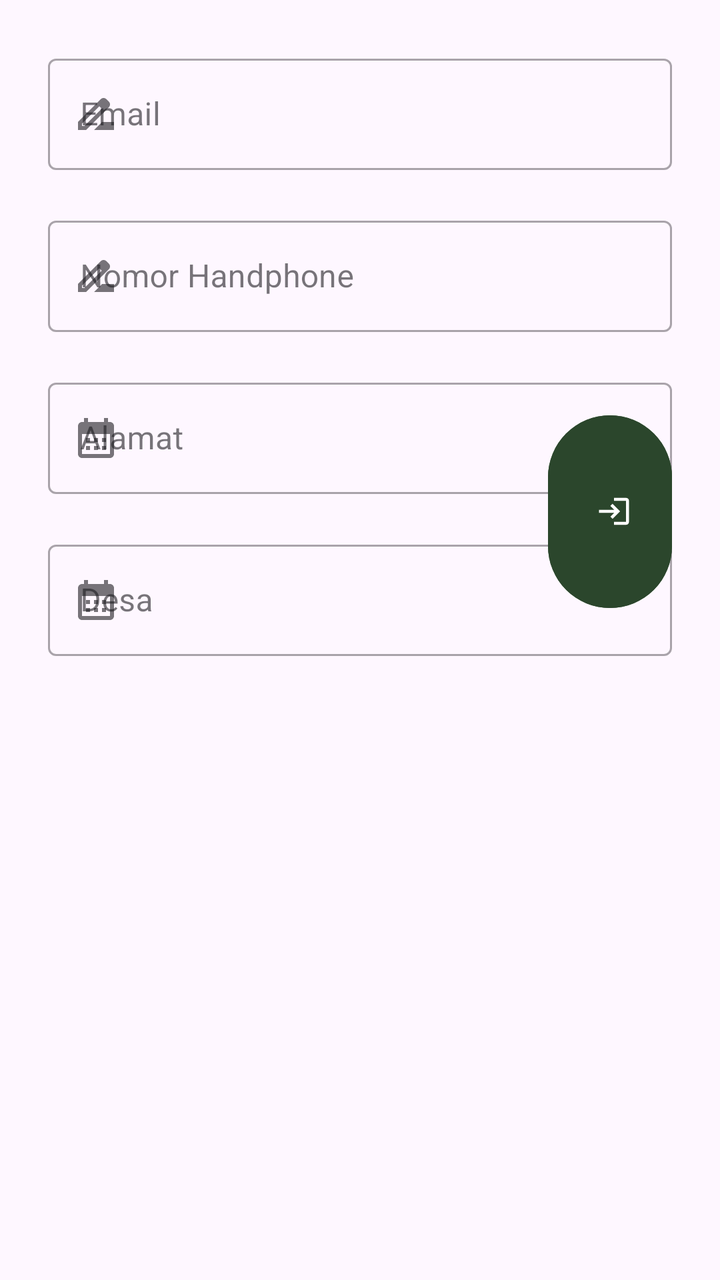
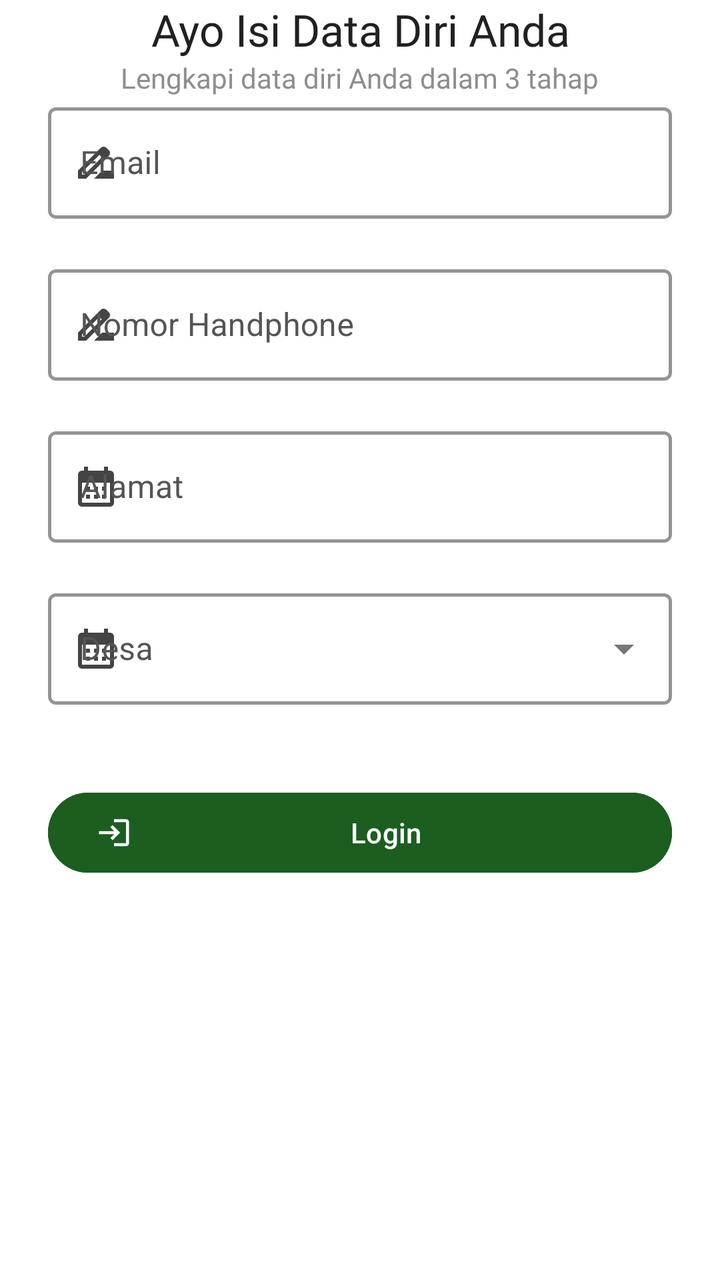

The first picture is an Android layout as it rendered before a commit; the second is the same layout after the commit. The layout source and the unified diff follow.
<!-- AndroidManifest.xml: application theme Theme.Notasawit -->
<!-- res/layout/fragment_data_diri2.xml -->
<?xml version="1.0" encoding="utf-8"?>
<androidx.constraintlayout.widget.ConstraintLayout xmlns:android="http://schemas.android.com/apk/res/android"
    xmlns:tools="http://schemas.android.com/tools"
    android:layout_width="match_parent"
    android:layout_height="match_parent"
    xmlns:app="http://schemas.android.com/apk/res-auto"
    android:padding="24dp"
    tools:context=".Autentikasi.Daftar.DataDiri.DataDiri2Fragment">


    <com.google.android.material.textfield.TextInputLayout
        android:id="@+id/EmailLayout"
        style="@style/Widget.MaterialComponents.TextInputLayout.OutlinedBox"
        android:layout_width="match_parent"
        android:layout_height="wrap_content"
        android:layout_marginHorizontal="0dp"
        android:hint="Email"
        app:layout_constraintEnd_toEndOf="parent"
        app:layout_constraintStart_toStartOf="parent"
        app:layout_constraintTop_toTopOf="parent"
        app:startIconDrawable="@drawable/ic_name">

        <com.google.android.material.textfield.TextInputEditText
            android:id="@+id/etEmail"
            android:layout_width="match_parent"
            android:layout_height="wrap_content"
            android:inputType="textEmailAddress" />
    </com.google.android.material.textfield.TextInputLayout>

    
    <com.google.android.material.textfield.TextInputLayout
        android:id="@+id/NomorHandphoneLayout"
        style="@style/Widget.MaterialComponents.TextInputLayout.OutlinedBox"
        android:layout_width="match_parent"
        android:layout_height="wrap_content"
        android:layout_marginHorizontal="0dp"
        android:layout_marginTop="20dp"
        android:hint="Nomor Handphone"
        app:layout_constraintEnd_toEndOf="parent"
        app:layout_constraintStart_toStartOf="parent"
        app:layout_constraintTop_toBottomOf="@+id/EmailLayout"
        app:startIconDrawable="@drawable/ic_name">

        <com.google.android.material.textfield.TextInputEditText
            android:id="@+id/etNomorHandphone"
            android:layout_width="match_parent"
            android:layout_height="wrap_content"
            android:inputType="textEmailAddress" />
    </com.google.android.material.textfield.TextInputLayout>


    <com.google.android.material.textfield.TextInputLayout
        android:id="@+id/AlamatLayout"
        style="@style/Widget.MaterialComponents.TextInputLayout.OutlinedBox"
        android:layout_width="match_parent"
        android:layout_height="wrap_content"
        android:layout_marginHorizontal="0dp"
        android:layout_marginTop="20dp"
        android:hint="Alamat"
        app:layout_constraintEnd_toEndOf="parent"
        app:layout_constraintStart_toStartOf="parent"
        app:layout_constraintTop_toBottomOf="@+id/NomorHandphoneLayout"
        app:startIconDrawable="@drawable/ic_calendar_month">

        <com.google.android.material.textfield.TextInputEditText
            android:id="@+id/etAlamat"
            android:layout_width="match_parent"
            android:layout_height="wrap_content"
            android:inputType="textEmailAddress" />
    </com.google.android.material.textfield.TextInputLayout>

    
    <com.google.android.material.textfield.TextInputLayout
        android:id="@+id/DesaLayout"
        style="@style/Widget.MaterialComponents.TextInputLayout.OutlinedBox"
        android:layout_width="match_parent"
        android:layout_height="wrap_content"
        android:layout_marginHorizontal="0dp"
        android:layout_marginTop="20dp"
        android:hint="Desa"
        app:layout_constraintEnd_toEndOf="parent"
        app:layout_constraintStart_toStartOf="parent"
        app:layout_constraintTop_toBottomOf="@+id/AlamatLayout"
        app:startIconDrawable="@drawable/ic_calendar_month">

        <com.google.android.material.textfield.TextInputEditText
            android:id="@+id/etDesa"
            android:layout_width="match_parent"
            android:layout_height="wrap_content"
            android:inputType="textEmailAddress" />
    </com.google.android.material.textfield.TextInputLayout>

    <com.google.android.material.button.MaterialButton
        android:id="@+id/btnNext"
        android:layout_width="match_parent"
        android:layout_height="wrap_content"
        android:layout_marginLeft="250dp"
        android:layout_marginBottom="308dp"
        android:backgroundTint="@color/agri_green_dark"
        android:text="Login"
        app:icon="@drawable/ic_login"
        app:layout_constraintBottom_toBottomOf="parent"
        app:layout_constraintEnd_toEndOf="parent"
        app:layout_constraintHorizontal_bias="1.0"
        app:layout_constraintStart_toStartOf="parent" />



</androidx.constraintlayout.widget.ConstraintLayout>
<!-- resources referenced by this layout -->
<resources>
  <color name="agri_green_dark">#2B462C</color>
  <!-- drawable ic_calendar_month (drawable) -->
  <vector xmlns:android="http://schemas.android.com/apk/res/android" android:height="24dp" android:tint="#000000" android:viewportHeight="24" android:viewportWidth="24" android:width="24dp">
        
      <path android:fillColor="@android:color/white" android:pathData="M19,4h-1V2h-2v2H8V2H6v2H5C3.89,4 3.01,4.9 3.01,6L3,20c0,1.1 0.89,2 2,2h14c1.1,0 2,-0.9 2,-2V6C21,4.9 20.1,4 19,4zM19,20H5V10h14V20zM9,14H7v-2h2V14zM13,14h-2v-2h2V14zM17,14h-2v-2h2V14zM9,18H7v-2h2V18zM13,18h-2v-2h2V18zM17,18h-2v-2h2V18z"/>
      
  </vector>
  <!-- drawable ic_login (drawable) -->
  <vector xmlns:android="http://schemas.android.com/apk/res/android" android:autoMirrored="true" android:height="24dp" android:tint="#000000" android:viewportHeight="24" android:viewportWidth="24" android:width="24dp">
        
      <path android:fillColor="@android:color/white" android:pathData="M11,7L9.6,8.4l2.6,2.6H2v2h10.2l-2.6,2.6L11,17l5,-5L11,7zM20,19h-8v2h8c1.1,0 2,-0.9 2,-2V5c0,-1.1 -0.9,-2 -2,-2h-8v2h8V19z"/>
      
  </vector>
  <!-- drawable ic_name (drawable) -->
  <vector xmlns:android="http://schemas.android.com/apk/res/android" android:height="24dp" android:tint="#000000" android:viewportHeight="24" android:viewportWidth="24" android:width="24dp">
        
      <path android:fillColor="@android:color/white" android:pathData="M18.41,5.8L17.2,4.59c-0.78,-0.78 -2.05,-0.78 -2.83,0l-2.68,2.68L3,15.96V20h4.04l8.74,-8.74 2.63,-2.63c0.79,-0.78 0.79,-2.05 0,-2.83zM6.21,18H5v-1.21l8.66,-8.66 1.21,1.21L6.21,18zM11,20l4,-4h6v4H11z"/>
      
  </vector>
  <style name="Theme.Notasawit" parent="Base.Theme.Notasawit" />
  <style name="Base.Theme.Notasawit" parent="Theme.Material3.DayNight.NoActionBar">
          
          
      </style>
</resources>

<!-- the commit's change to res/layout/fragment_data_diri2.xml (unified diff, before → after) -->
@@ -1,109 +1,163 @@
 <?xml version="1.0" encoding="utf-8"?>
-<androidx.constraintlayout.widget.ConstraintLayout xmlns:android="http://schemas.android.com/apk/res/android"
+<androidx.core.widget.NestedScrollView xmlns:android="http://schemas.android.com/apk/res/android"
+    xmlns:app="http://schemas.android.com/apk/res-auto"
     xmlns:tools="http://schemas.android.com/tools"
-    android:layout_width="match_parent"
+    android:id="@+id/scrollView" android:layout_width="match_parent"
     android:layout_height="match_parent"
-    xmlns:app="http://schemas.android.com/apk/res-auto"
-    android:padding="24dp"
+    android:fillViewport="true"
+    android:background="#FFFFFF"
+    android:fitsSystemWindows="true"
     tools:context=".Autentikasi.Daftar.DataDiri.DataDiri2Fragment">
 
-
-    <com.google.android.material.textfield.TextInputLayout
-        android:id="@+id/EmailLayout"
-        style="@style/Widget.MaterialComponents.TextInputLayout.OutlinedBox"
+    <androidx.constraintlayout.widget.ConstraintLayout
         android:layout_width="match_parent"
         android:layout_height="wrap_content"
-        android:layout_marginHorizontal="0dp"
-        android:hint="Email"
-        app:layout_constraintEnd_toEndOf="parent"
-        app:layout_constraintStart_toStartOf="parent"
-        app:layout_constraintTop_toTopOf="parent"
-        app:startIconDrawable="@drawable/ic_name">
+        android:paddingHorizontal="24dp">
 
-        <com.google.android.material.textfield.TextInputEditText
-            android:id="@+id/etEmail"
+        <LinearLayout
+            android:id="@+id/form_header"
             android:layout_width="match_parent"
             android:layout_height="wrap_content"
-            android:inputType="textEmailAddress" />
-    </com.google.android.material.textfield.TextInputLayout>
+            android:orientation="vertical"
+            android:gravity="center"
+            app:layout_constraintEnd_toEndOf="parent"
+            app:layout_constraintStart_toStartOf="parent"
+            app:layout_constraintTop_toTopOf="parent">
 
-    
-    <com.google.android.material.textfield.TextInputLayout
-        android:id="@+id/NomorHandphoneLayout"
-        style="@style/Widget.MaterialComponents.TextInputLayout.OutlinedBox"
-        android:layout_width="match_parent"
-        android:layout_height="wrap_content"
-        android:layout_marginHorizontal="0dp"
-        android:layout_marginTop="20dp"
-        android:hint="Nomor Handphone"
-        app:layout_constraintEnd_toEndOf="parent"
-        app:layout_constraintStart_toStartOf="parent"
-        app:layout_constraintTop_toBottomOf="@+id/EmailLayout"
-        app:startIconDrawable="@drawable/ic_name">
+            <TextView
+                android:layout_width="wrap_content"
+                android:layout_height="wrap_content"
+                android:fontFamily="@font/poppins_bold"
+                android:textAlignment="center"
+                android:text="Ayo Isi Data Diri Anda"
+                android:textColor="#212121"
+                android:textSize="22sp" />
 
-        <com.google.android.material.textfield.TextInputEditText
-            android:id="@+id/etNomorHandphone"
+            <TextView
+                android:layout_width="wrap_content"
+                android:layout_height="wrap_content"
+                android:textAlignment="center"
+                android:fontFamily="@font/poppins_regular"
+                android:text="Lengkapi data diri Anda dalam 3 tahap"
+                android:textColor="#8E8E8E"
+                android:textSize="14sp" />
+        </LinearLayout>
+
+        <com.google.android.material.textfield.TextInputLayout
+            android:id="@+id/EmailLayout"
+            style="@style/Widget.MaterialComponents.TextInputLayout.OutlinedBox"
             android:layout_width="match_parent"
             android:layout_height="wrap_content"
-            android:inputType="textEmailAddress" />
-    </com.google.android.material.textfield.TextInputLayout>
+            android:hint="Email"
+            android:textColorHint="#555555"
+            app:boxStrokeColor="@color/agri_green_dark"
+            app:boxStrokeWidth="1.5dp"
+            app:boxStrokeWidthFocused="2.5dp"
+            app:layout_constraintEnd_toEndOf="parent"
+            app:layout_constraintStart_toStartOf="parent"
+            app:layout_constraintTop_toBottomOf="@+id/form_header"
+            app:startIconDrawable="@drawable/ic_name"
+            app:startIconTint="#444444">
 
+            <com.google.android.material.textfield.TextInputEditText
+                android:id="@+id/etEmail"
+                android:layout_width="match_parent"
+                android:layout_height="wrap_content"
+                android:inputType="textEmailAddress"
+                android:textColor="#222222" />
+        </com.google.android.material.textfield.TextInputLayout>
 
-    <com.google.android.material.textfield.TextInputLayout
-        android:id="@+id/AlamatLayout"
-        style="@style/Widget.MaterialComponents.TextInputLayout.OutlinedBox"
-        android:layout_width="match_parent"
-        android:layout_height="wrap_content"
-        android:layout_marginHorizontal="0dp"
-        android:layout_marginTop="20dp"
-        android:hint="Alamat"
-        app:layout_constraintEnd_toEndOf="parent"
-        app:layout_constraintStart_toStartOf="parent"
-        app:layout_constraintTop_toBottomOf="@+id/NomorHandphoneLayout"
-        app:startIconDrawable="@drawable/ic_calendar_month">
-
-        <com.google.android.material.textfield.TextInputEditText
-            android:id="@+id/etAlamat"
+        <com.google.android.material.textfield.TextInputLayout
+            android:id="@+id/NomorHandphoneLayout"
+            style="@style/Widget.MaterialComponents.TextInputLayout.OutlinedBox"
             android:layout_width="match_parent"
             android:layout_height="wrap_content"
-            android:inputType="textEmailAddress" />
-    </com.google.android.material.textfield.TextInputLayout>
+            android:layout_marginTop="20dp"
+            android:hint="Nomor Handphone"
+            android:textColorHint="#555555"
+            app:boxStrokeColor="@color/agri_green_dark"
+            app:boxStrokeWidth="1.5dp"
+            app:boxStrokeWidthFocused="2.5dp"
+            app:layout_constraintEnd_toEndOf="parent"
+            app:layout_constraintStart_toStartOf="parent"
+            app:layout_constraintTop_toBottomOf="@+id/EmailLayout"
+            app:startIconDrawable="@drawable/ic_name"
+            app:startIconTint="#444444">
 
-    
-    <com.google.android.material.textfield.TextInputLayout
-        android:id="@+id/DesaLayout"
-        style="@style/Widget.MaterialComponents.TextInputLayout.OutlinedBox"
-        android:layout_width="match_parent"
-        android:layout_height="wrap_content"
-        android:layout_marginHorizontal="0dp"
-        android:layout_marginTop="20dp"
-        android:hint="Desa"
-        app:layout_constraintEnd_toEndOf="parent"
-        app:layout_constraintStart_toStartOf="parent"
-        app:layout_constraintTop_toBottomOf="@+id/AlamatLayout"
-        app:startIconDrawable="@drawable/ic_calendar_month">
+            <com.google.android.material.textfield.TextInputEditText
+                android:id="@+id/etNomorHandphone"
+                android:layout_width="match_parent"
+                android:layout_height="wrap_content"
+                android:inputType="phone"
+                android:textColor="#222222" />
+        </com.google.android.material.textfield.TextInputLayout>
 
-        <com.google.android.material.textfield.TextInputEditText
-            android:id="@+id/etDesa"
+        <com.google.android.material.textfield.TextInputLayout
+            android:id="@+id/AlamatLayout"
+            style="@style/Widget.MaterialComponents.TextInputLayout.OutlinedBox"
             android:layout_width="match_parent"
             android:layout_height="wrap_content"
-            android:inputType="textEmailAddress" />
-    </com.google.android.material.textfield.TextInputLayout>
+            android:layout_marginTop="20dp"
+            android:hint="Alamat"
+            android:textColorHint="#555555"
+            app:boxStrokeColor="@color/agri_green_dark"
+            app:boxStrokeWidth="1.5dp"
+            app:boxStrokeWidthFocused="2.5dp"
+            app:layout_constraintEnd_toEndOf="parent"
+            app:layout_constraintStart_toStartOf="parent"
+            app:layout_constraintTop_toBottomOf="@+id/NomorHandphoneLayout"
+            app:startIconDrawable="@drawable/ic_calendar_month"
+            app:startIconTint="#444444">
 
-    <com.google.android.material.button.MaterialButton
-        android:id="@+id/btnNext"
-        android:layout_width="match_parent"
-        android:layout_height="wrap_content"
-        android:layout_marginLeft="250dp"
-        android:layout_marginBottom="308dp"
-        android:backgroundTint="@color/agri_green_dark"
-        android:text="Login"
-        app:icon="@drawable/ic_login"
-        app:layout_constraintBottom_toBottomOf="parent"
-        app:layout_constraintEnd_toEndOf="parent"
-        app:layout_constraintHorizontal_bias="1.0"
-        app:layout_constraintStart_toStartOf="parent" />
+            <com.google.android.material.textfield.TextInputEditText
+                android:id="@+id/etAlamat"
+                android:layout_width="match_parent"
+                android:layout_height="wrap_content"
+                android:inputType="textPostalAddress"
+                android:textColor="#222222" />
+        </com.google.android.material.textfield.TextInputLayout>
 
+        <com.google.android.material.textfield.TextInputLayout
+            android:id="@+id/DesaLayout"
+            style="@style/Widget.MaterialComponents.TextInputLayout.OutlinedBox.ExposedDropdownMenu"
+            android:layout_width="match_parent"
+            android:layout_height="wrap_content"
+            android:layout_marginTop="20dp"
+            android:hint="Desa"
+            android:textColorHint="#555555"
+            app:boxStrokeColor="@color/agri_green_dark"
+            app:boxStrokeWidth="1.5dp"
+            app:boxStrokeWidthFocused="2.5dp"
+            app:layout_constraintEnd_toEndOf="parent"
+            app:layout_constraintStart_toStartOf="parent"
+            app:layout_constraintTop_toBottomOf="@+id/AlamatLayout"
+            app:startIconDrawable="@drawable/ic_calendar_month"
+            app:endIconMode="dropdown_menu"
+            app:startIconTint="#444444">
 
+            <AutoCompleteTextView
+                android:id="@+id/etDesa"
+                android:layout_width="match_parent"
+                android:layout_height="wrap_content"
+                android:inputType="none"
+                android:textColor="#222222"/>
+        </com.google.android.material.textfield.TextInputLayout>
 
-</androidx.constraintlayout.widget.ConstraintLayout>
+        <com.google.android.material.button.MaterialButton
+            android:id="@+id/btnNext"
+            android:layout_width="match_parent"
+            android:layout_height="wrap_content"
+            android:layout_marginTop="40dp"
+            android:layout_marginBottom="16dp"
+            android:backgroundTint="@color/agri_green_dark"
+            android:text="Login"
+            app:icon="@drawable/ic_login"
+            app:layout_constraintBottom_toBottomOf="parent"
+            app:layout_constraintEnd_toEndOf="parent"
+            app:layout_constraintHorizontal_bias="0.0"
+            app:layout_constraintStart_toStartOf="parent"
+            app:layout_constraintTop_toBottomOf="@+id/DesaLayout"
+            app:layout_constraintVertical_bias="0.0" />
+
+    </androidx.constraintlayout.widget.ConstraintLayout>
+</androidx.core.widget.NestedScrollView>
<!-- resource entries referenced after the edit -->
@@ -1,6 +1,6 @@
 <!-- resources referenced by this layout -->
 <resources>
-  <color name="agri_green_dark">#2B462C</color>
+  <color name="agri_green_dark">#1B5E20</color>
   <!-- drawable ic_calendar_month (drawable) -->
   <vector xmlns:android="http://schemas.android.com/apk/res/android" android:height="24dp" android:tint="#000000" android:viewportHeight="24" android:viewportWidth="24" android:width="24dp">
         
